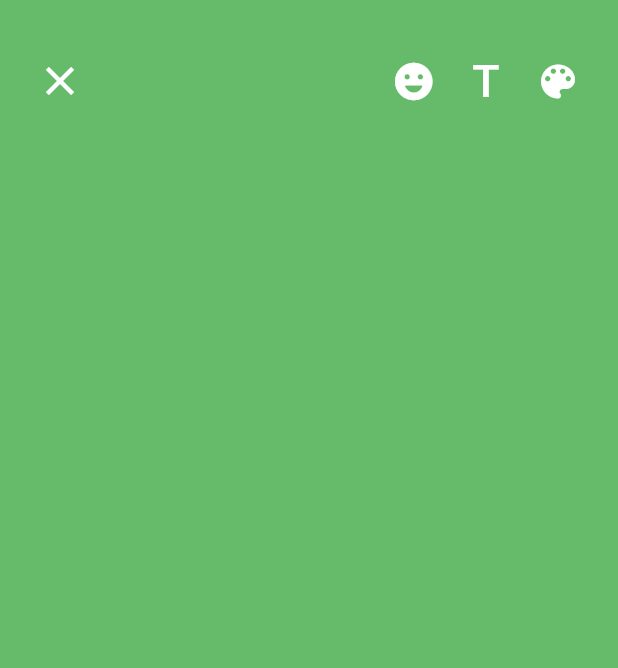
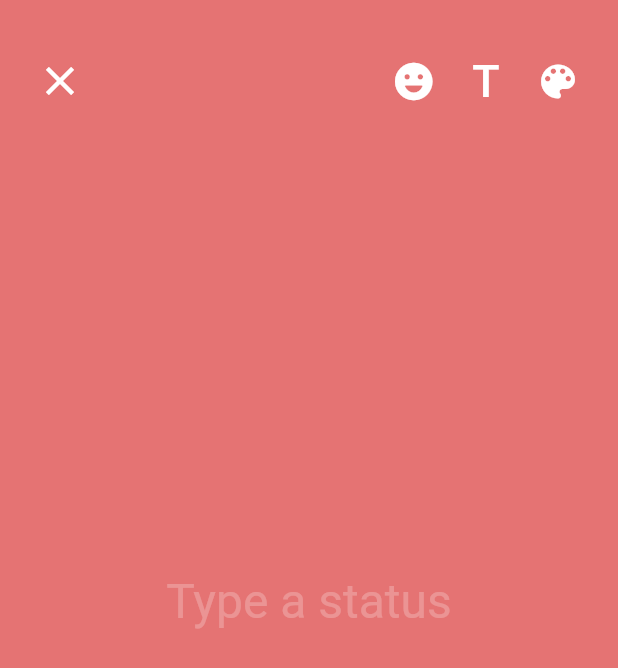
Before and after one commit to NibinBiju/whatsapp_clone, a Flutter app: the StatusText screen opened directly, on a phone screen of 412 x 824 dp. Shown: the top 668 px of the screen. Run offline on Flutter 3.47's test engine with Material 2 defaults, Android fonts, the light colour scheme and no system bars; our stand-ins replace dotted_border, image_picker.

Commit message:
created a flutter project

```diff
--- a/lib/views/primary_page/status_page/text_status.dart
+++ b/lib/views/primary_page/status_page/text_status.dart
@@ -1,12 +1,28 @@
 import 'package:flutter/material.dart';
 
-class StatusText extends StatelessWidget {
+class StatusText extends StatefulWidget {
   const StatusText({super.key});
+
+  @override
+  State<StatusText> createState() => _StatusTextState();
+}
+
+class _StatusTextState extends State<StatusText> {
+  bool changeColo = false;
+  List colors = [
+    Colors.yellow.shade300,
+    Colors.red.shade300,
+    Colors.blue.shade300,
+    Colors.deepPurple.shade300,
+    Colors.teal.shade300,
+  ];
+
+  final int index = 4;
 
   @override
   Widget build(BuildContext context) {
     return Scaffold(
-      backgroundColor: Colors.green.shade400,
+      backgroundColor: changeColo ? Colors.green.shade400 : Colors.red.shade300,
       body: Column(
         children: [
           Padding(
@@ -18,7 +34,7 @@ class StatusText extends StatelessWidget {
                   onPressed: () {
                     Navigator.pop(context);
                   },
-                  icon: Icon(
+                  icon: const Icon(
                     Icons.close,
                     color: Colors.white,
                     size: 32,
@@ -28,27 +44,31 @@ class StatusText extends StatelessWidget {
                   children: [
                     IconButton(
                         onPressed: () {},
-                        icon: Icon(
+                        icon: const Icon(
                           Icons.emoji_emotions_rounded,
                           color: Colors.white,
                           size: 30,
                         )),
-                    SizedBox(
+                    const SizedBox(
                       width: 15,
                     ),
-                    Text(
+                    const Text(
                       'T',
                       style: TextStyle(
                           color: Colors.white,
                           fontSize: 30,
                           fontWeight: FontWeight.w500),
                     ),
-                    SizedBox(
+                    const SizedBox(
                       width: 15,
                     ),
                     IconButton(
-                        onPressed: () {},
-                        icon: Icon(
+                        onPressed: () {
+                          setState(() {
+                            changeColo = !changeColo;
+                          });
+                        },
+                        icon: const Icon(
                           Icons.color_lens,
                           size: 30,
                           color: Colors.white,
@@ -57,7 +77,27 @@ class StatusText extends StatelessWidget {
                 ),
               ],
             ),
-          )
+          ),
+          const Padding(
+            padding: EdgeInsets.only(top: 260, left: 30, right: 30),
+            child: TextField(
+              style: TextStyle(
+                fontSize: 34,
+              ),
+              cursorHeight: 50,
+              cursorWidth: 3,
+              cursorColor: Colors.white,
+              decoration: InputDecoration(
+                hintText: 'Type a status',
+                hintStyle: TextStyle(
+                  fontSize: 32,
+                  color: Colors.white24,
+                ),
+                border: InputBorder.none,
+              ),
+              textAlign: TextAlign.center,
+            ),
+          ),
         ],
       ),
     );
```
Also changed, not shown: 5 other files.
